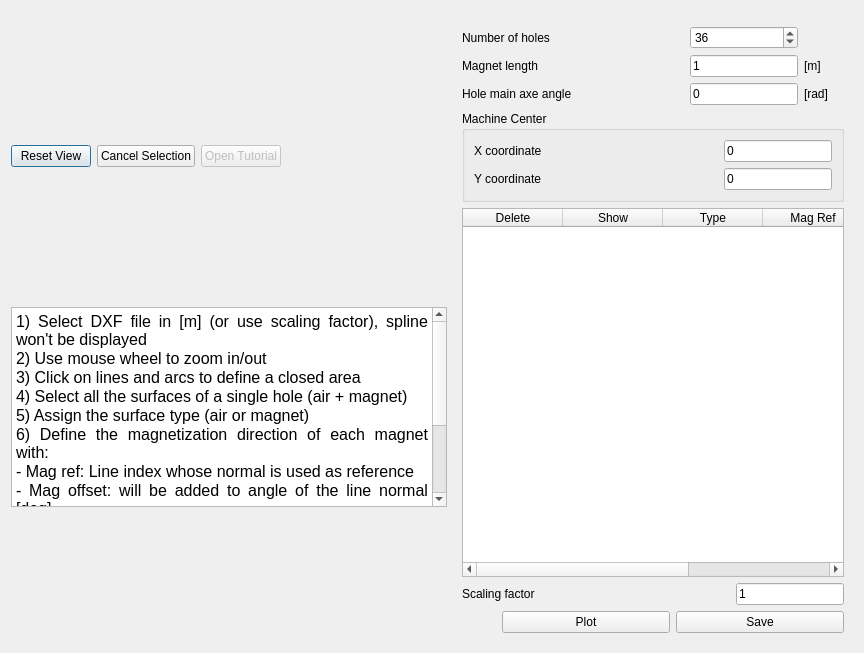
First picture: the form in pyleecan/GUI/Dxf/DXF_Hole.ui, repository Eomys/pyleecan, before the edit.
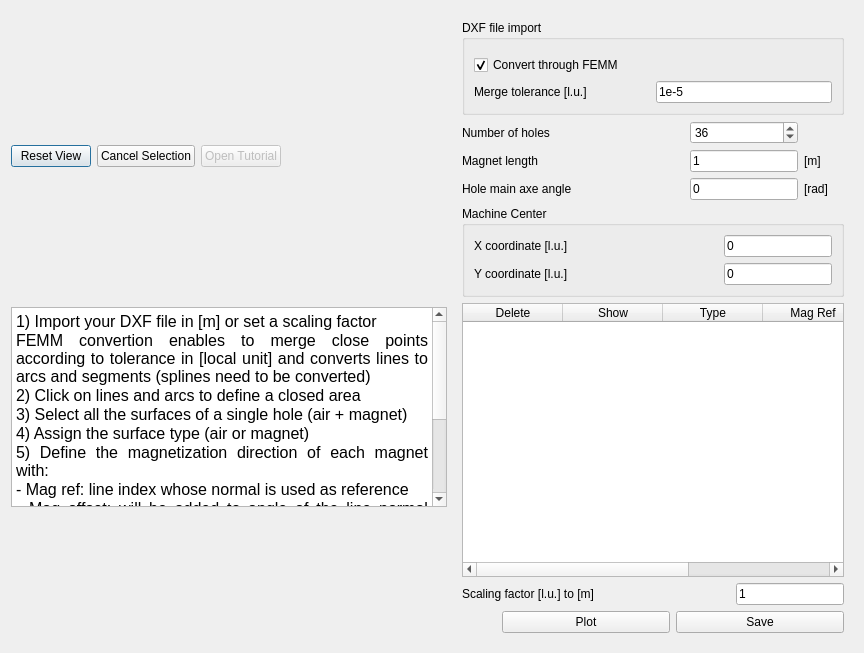
Second picture: the form after the edit. Icons and pictures are not drawn. Custom widgets are drawn as their Qt base class.

Commit message: [NF] convert_dxf_with_FEMM cf issue #436

What changed in the file:
```diff
--- a/pyleecan/GUI/Dxf/DXF_Hole.ui
+++ b/pyleecan/GUI/Dxf/DXF_Hole.ui
@@ -17,7 +17,7 @@
    <iconset resource="../Resources/pyleecan.qrc">
     <normaloff>:/images/images/icon/pyleecan_64.png</normaloff>:/images/images/icon/pyleecan_64.png</iconset>
   </property>
-  <layout class="QHBoxLayout" name="horizontalLayout_3">
+  <layout class="QHBoxLayout" name="horizontalLayout_5">
    <item>
     <layout class="QVBoxLayout" name="layout_plot">
      <item>
@@ -74,18 +74,18 @@
 &lt;html&gt;&lt;head&gt;&lt;meta name=&quot;qrichtext&quot; content=&quot;1&quot; /&gt;&lt;style type=&quot;text/css&quot;&gt;
 p, li { white-space: pre-wrap; }
 &lt;/style&gt;&lt;/head&gt;&lt;body style=&quot; font-family:'MS Shell Dlg 2'; font-size:7.8pt; font-weight:400; font-style:normal;&quot;&gt;
-&lt;p align=&quot;justify&quot; style=&quot; margin-top:0px; margin-bottom:0px; margin-left:0px; margin-right:0px; -qt-block-indent:0; text-indent:0px;&quot;&gt;&lt;span style=&quot; font-size:12pt;&quot;&gt;1) Select DXF file in [m] (or use scaling factor), spline won't be displayed&lt;/span&gt;&lt;/p&gt;
-&lt;p align=&quot;justify&quot; style=&quot; margin-top:0px; margin-bottom:0px; margin-left:0px; margin-right:0px; -qt-block-indent:0; text-indent:0px;&quot;&gt;&lt;span style=&quot; font-size:12pt;&quot;&gt;2) Use mouse wheel to zoom in/out&lt;/span&gt;&lt;/p&gt;
-&lt;p align=&quot;justify&quot; style=&quot; margin-top:0px; margin-bottom:0px; margin-left:0px; margin-right:0px; -qt-block-indent:0; text-indent:0px;&quot;&gt;&lt;span style=&quot; font-size:12pt;&quot;&gt;3) Click on lines and arcs to define a closed area&lt;/span&gt;&lt;/p&gt;
-&lt;p align=&quot;justify&quot; style=&quot; margin-top:0px; margin-bottom:0px; margin-left:0px; margin-right:0px; -qt-block-indent:0; text-indent:0px;&quot;&gt;&lt;span style=&quot; font-size:12pt;&quot;&gt;4) Select all the surfaces of a single hole (air + magnet)&lt;/span&gt;&lt;/p&gt;
-&lt;p align=&quot;justify&quot; style=&quot; margin-top:0px; margin-bottom:0px; margin-left:0px; margin-right:0px; -qt-block-indent:0; text-indent:0px;&quot;&gt;&lt;span style=&quot; font-size:12pt;&quot;&gt;5) Assign the surface type (air or magnet)&lt;/span&gt;&lt;/p&gt;
-&lt;p align=&quot;justify&quot; style=&quot; margin-top:0px; margin-bottom:0px; margin-left:0px; margin-right:0px; -qt-block-indent:0; text-indent:0px;&quot;&gt;&lt;span style=&quot; font-size:12pt;&quot;&gt;6) Define the magnetization direction of each magnet with:&lt;/span&gt;&lt;/p&gt;
-&lt;p align=&quot;justify&quot; style=&quot; margin-top:0px; margin-bottom:0px; margin-left:0px; margin-right:0px; -qt-block-indent:0; text-indent:0px;&quot;&gt;&lt;span style=&quot; font-size:12pt;&quot;&gt;- Mag ref: Line index whose normal is used as reference&lt;/span&gt;&lt;/p&gt;
-&lt;p align=&quot;justify&quot; style=&quot; margin-top:0px; margin-bottom:0px; margin-left:0px; margin-right:0px; -qt-block-indent:0; text-indent:0px;&quot;&gt;&lt;span style=&quot; font-size:12pt;&quot;&gt;- Mag offset: will be added to angle of the line normal [deg]&lt;/span&gt;&lt;/p&gt;
-&lt;p align=&quot;justify&quot; style=&quot; margin-top:0px; margin-bottom:0px; margin-left:0px; margin-right:0px; -qt-block-indent:0; text-indent:0px;&quot;&gt;&lt;span style=&quot; font-size:12pt;&quot;&gt;7) Plot to check and save&lt;/span&gt;&lt;/p&gt;
-&lt;p align=&quot;justify&quot; style=&quot;-qt-paragraph-type:empty; margin-top:0px; margin-bottom:0px; margin-left:0px; margin-right:0px; -qt-block-indent:0; text-indent:0px; font-size:12pt;&quot;&gt;&lt;br /&gt;&lt;/p&gt;
-&lt;p align=&quot;justify&quot; style=&quot; margin-top:0px; margin-bottom:0px; margin-left:0px; margin-right:0px; -qt-block-indent:0; text-indent:0px;&quot;&gt;&lt;span style=&quot; font-size:12pt;&quot;&gt;Hint: When clicking twice on a line, its color changes to define this line as magnetization reference for the magnet.&lt;/span&gt;&lt;/p&gt;
-&lt;p align=&quot;justify&quot; style=&quot; margin-top:0px; margin-bottom:0px; margin-left:0px; margin-right:0px; -qt-block-indent:0; text-indent:0px;&quot;&gt;&lt;span style=&quot; font-size:12pt;&quot;&gt;Hint: &amp;quot;Show&amp;quot; highlights the surface and display the index of each line/arc. &lt;/span&gt;&lt;/p&gt;&lt;/body&gt;&lt;/html&gt;</string>
+&lt;p align=&quot;justify&quot; style=&quot; margin-top:0px; margin-bottom:0px; margin-left:0px; margin-right:0px; -qt-block-indent:0; text-indent:0px;&quot;&gt;&lt;span style=&quot; font-family:'MS Shell Dlg 2'; font-size:12pt;&quot;&gt;1) Import your DXF file in [m] or set a scaling factor&lt;/span&gt;&lt;/p&gt;
+&lt;p align=&quot;justify&quot; style=&quot; margin-top:0px; margin-bottom:0px; margin-left:0px; margin-right:0px; -qt-block-indent:0; text-indent:0px;&quot;&gt;&lt;span style=&quot; font-family:'MS Shell Dlg 2'; font-size:12pt;&quot;&gt;FEMM convertion enables to merge close points according to tolerance in [local unit] and converts lines to arcs and segments (splines need to be converted)&lt;/span&gt;&lt;/p&gt;
+&lt;p align=&quot;justify&quot; style=&quot; margin-top:0px; margin-bottom:0px; margin-left:0px; margin-right:0px; -qt-block-indent:0; text-indent:0px;&quot;&gt;&lt;span style=&quot; font-family:'MS Shell Dlg 2'; font-size:12pt;&quot;&gt;2) Click on lines and arcs to define a closed area&lt;/span&gt;&lt;/p&gt;
+&lt;p align=&quot;justify&quot; style=&quot; margin-top:0px; margin-bottom:0px; margin-left:0px; margin-right:0px; -qt-block-indent:0; text-indent:0px;&quot;&gt;&lt;span style=&quot; font-family:'MS Shell Dlg 2'; font-size:12pt;&quot;&gt;3) Select all the surfaces of a single hole (air + magnet)&lt;/span&gt;&lt;/p&gt;
+&lt;p align=&quot;justify&quot; style=&quot; margin-top:0px; margin-bottom:0px; margin-left:0px; margin-right:0px; -qt-block-indent:0; text-indent:0px;&quot;&gt;&lt;span style=&quot; font-family:'MS Shell Dlg 2'; font-size:12pt;&quot;&gt;4) Assign the surface type (air or magnet)&lt;/span&gt;&lt;/p&gt;
+&lt;p align=&quot;justify&quot; style=&quot; margin-top:0px; margin-bottom:0px; margin-left:0px; margin-right:0px; -qt-block-indent:0; text-indent:0px;&quot;&gt;&lt;span style=&quot; font-family:'MS Shell Dlg 2'; font-size:12pt;&quot;&gt;5) Define the magnetization direction of each magnet with:&lt;/span&gt;&lt;/p&gt;
+&lt;p align=&quot;justify&quot; style=&quot; margin-top:0px; margin-bottom:0px; margin-left:0px; margin-right:0px; -qt-block-indent:0; text-indent:0px;&quot;&gt;&lt;span style=&quot; font-family:'MS Shell Dlg 2'; font-size:12pt;&quot;&gt;- Mag ref: line index whose normal is used as reference&lt;/span&gt;&lt;/p&gt;
+&lt;p align=&quot;justify&quot; style=&quot; margin-top:0px; margin-bottom:0px; margin-left:0px; margin-right:0px; -qt-block-indent:0; text-indent:0px;&quot;&gt;&lt;span style=&quot; font-family:'MS Shell Dlg 2'; font-size:12pt;&quot;&gt;- Mag offset: will be added to angle of the line normal [deg]&lt;/span&gt;&lt;/p&gt;
+&lt;p align=&quot;justify&quot; style=&quot; margin-top:0px; margin-bottom:0px; margin-left:0px; margin-right:0px; -qt-block-indent:0; text-indent:0px;&quot;&gt;&lt;span style=&quot; font-family:'MS Shell Dlg 2'; font-size:12pt;&quot;&gt;6) Plot to check and save&lt;/span&gt;&lt;/p&gt;
+&lt;p align=&quot;justify&quot; style=&quot;-qt-paragraph-type:empty; margin-top:0px; margin-bottom:0px; margin-left:0px; margin-right:0px; -qt-block-indent:0; text-indent:0px; font-family:'MS Shell Dlg 2'; font-size:12pt;&quot;&gt;&lt;br /&gt;&lt;/p&gt;
+&lt;p align=&quot;justify&quot; style=&quot; margin-top:0px; margin-bottom:0px; margin-left:0px; margin-right:0px; -qt-block-indent:0; text-indent:0px;&quot;&gt;&lt;span style=&quot; font-family:'MS Shell Dlg 2'; font-size:12pt;&quot;&gt;Hint: When clicking twice on a line, its color changes to define this line as magnetization reference for the magnet.&lt;/span&gt;&lt;/p&gt;
+&lt;p align=&quot;justify&quot; style=&quot; margin-top:0px; margin-bottom:0px; margin-left:0px; margin-right:0px; -qt-block-indent:0; text-indent:0px;&quot;&gt;&lt;span style=&quot; font-family:'MS Shell Dlg 2'; font-size:12pt;&quot;&gt;Hint: &amp;quot;Show&amp;quot; highlights the surface and display the index of each line/arc. &lt;/span&gt;&lt;/p&gt;&lt;/body&gt;&lt;/html&gt;</string>
        </property>
       </widget>
      </item>
@@ -105,15 +105,58 @@
        <height>16777215</height>
       </size>
      </property>
-     <layout class="QVBoxLayout" name="verticalLayout">
+     <layout class="QVBoxLayout" name="verticalLayout_2">
       <item>
-       <widget class="WPathSelector" name="w_path_selector" native="true">
-        <property name="sizePolicy">
-         <sizepolicy hsizetype="Fixed" vsizetype="Preferred">
-          <horstretch>0</horstretch>
-          <verstretch>0</verstretch>
-         </sizepolicy>
+       <widget class="QGroupBox" name="g_import">
+        <property name="title">
+         <string>DXF file import</string>
         </property>
+        <layout class="QVBoxLayout" name="verticalLayout">
+         <item>
+          <widget class="WPathSelector" name="w_path_selector" native="true">
+           <property name="sizePolicy">
+            <sizepolicy hsizetype="Fixed" vsizetype="Preferred">
+             <horstretch>0</horstretch>
+             <verstretch>0</verstretch>
+            </sizepolicy>
+           </property>
+          </widget>
+         </item>
+         <item>
+          <widget class="QCheckBox" name="is_convert">
+           <property name="text">
+            <string>Convert through FEMM</string>
+           </property>
+           <property name="checked">
+            <bool>true</bool>
+           </property>
+          </widget>
+         </item>
+         <item>
+          <layout class="QHBoxLayout" name="horizontalLayout_3">
+           <item>
+            <widget class="QLabel" name="in_tol">
+             <property name="text">
+              <string>Merge tolerance [l.u.]</string>
+             </property>
+            </widget>
+           </item>
+           <item>
+            <widget class="FloatEdit" name="lf_tol">
+             <property name="sizePolicy">
+              <sizepolicy hsizetype="Minimum" vsizetype="Fixed">
+               <horstretch>0</horstretch>
+               <verstretch>0</verstretch>
+              </sizepolicy>
+             </property>
+             <property name="text">
+              <string>1e-5</string>
+             </property>
+            </widget>
+           </item>
+          </layout>
+         </item>
+        </layout>
        </widget>
       </item>
       <item>
@@ -218,7 +261,7 @@
          <item row="0" column="0">
           <widget class="QLabel" name="in_coord_center_X">
            <property name="text">
-            <string>X coordinate</string>
+            <string>X coordinate [l.u.]</string>
            </property>
           </widget>
          </item>
@@ -238,7 +281,7 @@
          <item row="1" column="0">
           <widget class="QLabel" name="in_coord_center_Y">
            <property name="text">
-            <string>Y coordinate</string>
+            <string>Y coordinate [l.u.]</string>
            </property>
           </widget>
          </item>
@@ -313,7 +356,7 @@
         <item>
          <widget class="QLabel" name="in_scaling">
           <property name="text">
-           <string>Scaling factor</string>
+           <string>Scaling factor [l.u.] to [m]</string>
           </property>
          </widget>
         </item>
```
The commit also changes 6 other files.
